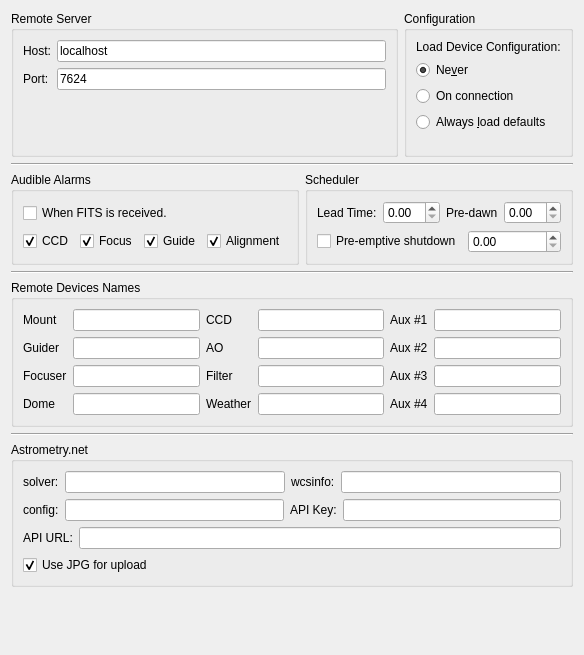
Qt form kstars/ekos/opsekos.ui (KDE/kstars) before a commit.
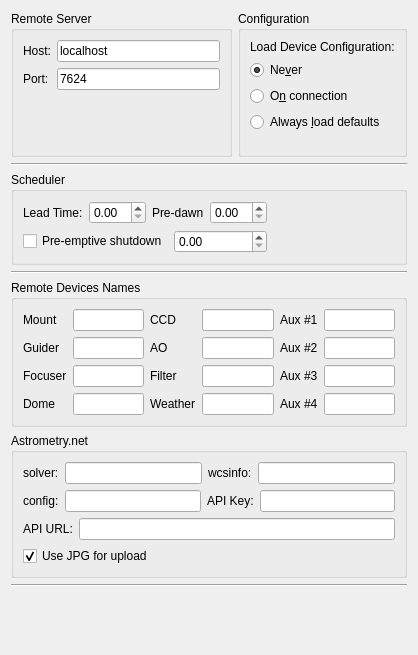
The same form after that commit.

Commit message: Use KDE KNotification system instead of playing sounds directly via a custom class

Patch:
```diff
--- a/kstars/ekos/opsekos.ui
+++ b/kstars/ekos/opsekos.ui
@@ -6,11 +6,11 @@
    <rect>
     <x>0</x>
     <y>0</y>
-    <width>582</width>
+    <width>418</width>
     <height>655</height>
    </rect>
   </property>
-  <layout class="QVBoxLayout" name="verticalLayout_6">
+  <layout class="QVBoxLayout" name="verticalLayout_5">
    <item>
     <layout class="QHBoxLayout" name="horizontalLayout">
      <item>
@@ -93,7 +93,7 @@
         <item>
          <widget class="QRadioButton" name="kcfg_loadConfigOnConnection">
           <property name="text">
-           <string>On connection</string>
+           <string>O&amp;n connection</string>
           </property>
          </widget>
         </item>
@@ -130,87 +130,12 @@
     </widget>
    </item>
    <item>
-    <layout class="QHBoxLayout" name="horizontalLayout_8">
-     <item>
-      <widget class="QGroupBox" name="groupBox_5">
-       <property name="title">
-        <string>Audible Alarms</string>
-       </property>
-       <layout class="QVBoxLayout" name="verticalLayout_5">
-        <item>
-         <widget class="QCheckBox" name="kcfg_PlayFITSAlarm">
-          <property name="toolTip">
-           <string>Play notification alarm whenever a new FITS is received.</string>
-          </property>
-          <property name="text">
-           <string>When FITS is received.</string>
-          </property>
-         </widget>
-        </item>
-        <item>
-         <layout class="QHBoxLayout" name="horizontalLayout_2">
-          <item>
-           <widget class="QCheckBox" name="kcfg_PlayCCDAlarm">
-            <property name="toolTip">
-             <string>Play notifications alarms in the CCD module.</string>
-            </property>
-            <property name="text">
-             <string>CCD</string>
-            </property>
-            <property name="checked">
-             <bool>true</bool>
-            </property>
-           </widget>
-          </item>
-          <item>
-           <widget class="QCheckBox" name="kcfg_PlayFocusAlarm">
-            <property name="toolTip">
-             <string>Play notifications alarms in the focus module.</string>
-            </property>
-            <property name="text">
-             <string>Focus</string>
-            </property>
-            <property name="checked">
-             <bool>true</bool>
-            </property>
-           </widget>
-          </item>
-          <item>
-           <widget class="QCheckBox" name="kcfg_PlayGuideAlarm">
-            <property name="toolTip">
-             <string>Play notifications alarms in the guide module.</string>
-            </property>
-            <property name="text">
-             <string>Guide</string>
-            </property>
-            <property name="checked">
-             <bool>true</bool>
-            </property>
-           </widget>
-          </item>
-          <item>
-           <widget class="QCheckBox" name="kcfg_PlayAlignmentAlarm">
-            <property name="toolTip">
-             <string>Play notifications alarms in the alignment module.</string>
-            </property>
-            <property name="text">
-             <string>Alignment</string>
-            </property>
-            <property name="checked">
-             <bool>true</bool>
-            </property>
-           </widget>
-          </item>
-         </layout>
-        </item>
-       </layout>
-      </widget>
-     </item>
-     <item>
-      <widget class="QGroupBox" name="groupBox_6">
-       <property name="title">
-        <string>Scheduler</string>
-       </property>
+    <widget class="QGroupBox" name="groupBox_6">
+     <property name="title">
+      <string>Scheduler</string>
+     </property>
+     <layout class="QHBoxLayout" name="horizontalLayout_2">
+      <item>
        <layout class="QVBoxLayout" name="verticalLayout">
         <item>
          <layout class="QHBoxLayout" name="horizontalLayout_3">
@@ -264,16 +189,22 @@
          </layout>
         </item>
        </layout>
-       <zorder>kcfg_leadTime</zorder>
-       <zorder>kcfg_preemptiveShutdownTime</zorder>
-       <zorder>leadTimeLabel</zorder>
-       <zorder>line_3</zorder>
-       <zorder>kcfg_preemptiveShutdown</zorder>
-       <zorder>preDawnLabel</zorder>
-       <zorder>kcfg_preDawnTime</zorder>
-      </widget>
-     </item>
-    </layout>
+      </item>
+      <item>
+       <spacer name="horizontalSpacer">
+        <property name="orientation">
+         <enum>Qt::Horizontal</enum>
+        </property>
+        <property name="sizeHint" stdset="0">
+         <size>
+          <width>127</width>
+          <height>20</height>
+         </size>
+        </property>
+       </spacer>
+      </item>
+     </layout>
+    </widget>
    </item>
    <item>
     <widget class="Line" name="line_3">
@@ -423,13 +354,6 @@
      </layout>
     </widget>
    </item>
-   <item>
-    <widget class="Line" name="line_2">
-     <property name="orientation">
-      <enum>Qt::Horizontal</enum>
-     </property>
-    </widget>
-   </item>
    <item>
     <widget class="QGroupBox" name="groupBox">
      <property name="title">
@@ -549,6 +473,13 @@
      </layout>
     </widget>
    </item>
+   <item>
+    <widget class="Line" name="line_2">
+     <property name="orientation">
+      <enum>Qt::Horizontal</enum>
+     </property>
+    </widget>
+   </item>
    <item>
     <spacer name="verticalSpacer_4">
      <property name="orientation">
```
The commit also changes 28 other files.
